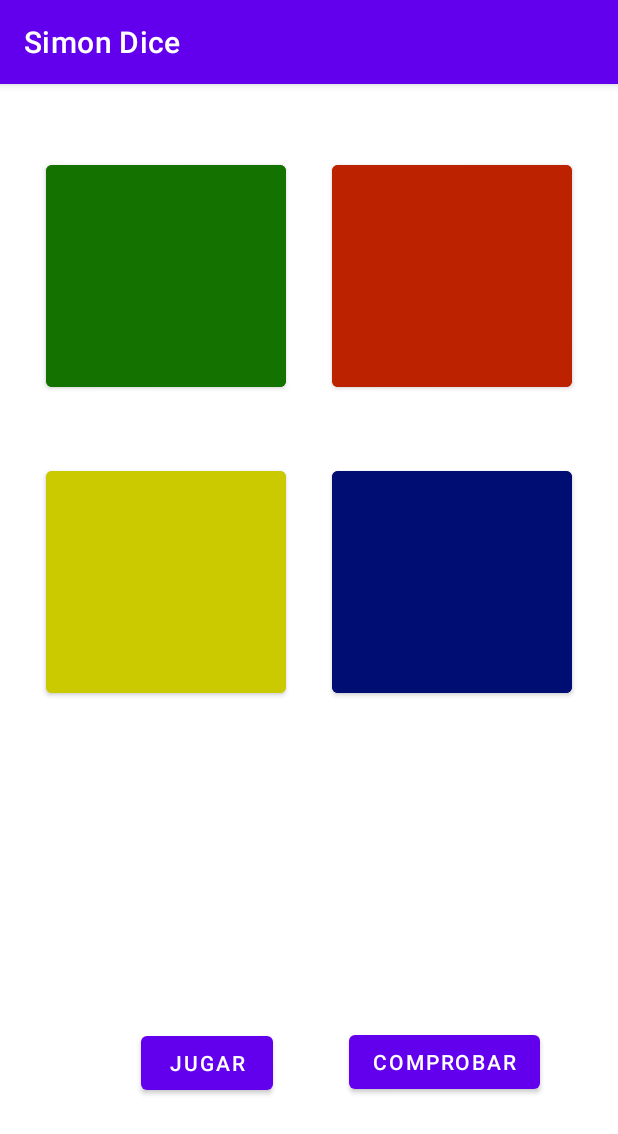
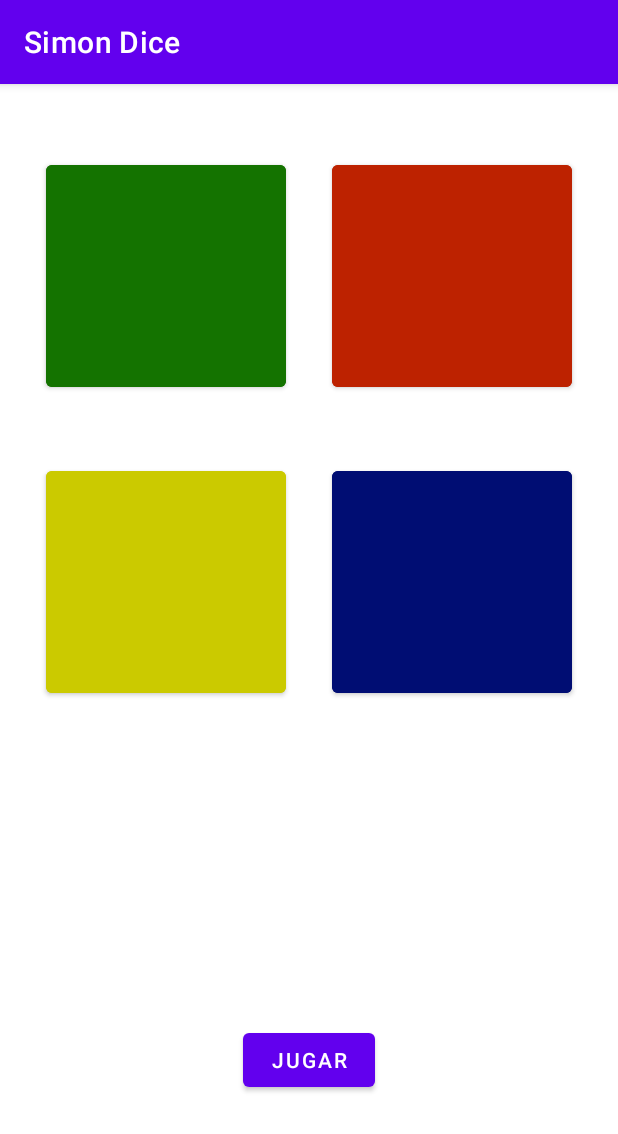
Before and after one commit to jnunesvazquez/Simon_Says, an Android app: the screen it shows after launch (MainActivity), on a phone screen of 412 x 824 dp. Shown: the top 1134 px of the screen. Run offline under Robolectric (Android 15) with nearby library versions, the light colour scheme and no system bars.

Commit message:
Adaptado el funcionamiento del juego sin el boton 'comprobar' (Limpiando codigo)

```diff
--- a/app/src/main/res/layout/activity_main.xml
+++ b/app/src/main/res/layout/activity_main.xml
@@ -78,30 +78,13 @@
         android:id="@+id/play_button"
         android:layout_width="wrap_content"
         android:layout_height="wrap_content"
-        android:layout_marginStart="80dp"
         android:layout_marginTop="35dp"
-        android:layout_marginEnd="230dp"
         android:layout_marginBottom="32dp"
         android:text="@string/play_button"
         app:layout_constraintBottom_toBottomOf="parent"
         app:layout_constraintEnd_toEndOf="parent"
-        app:layout_constraintHorizontal_bias="1.0"
         app:layout_constraintStart_toStartOf="parent"
         app:layout_constraintTop_toBottomOf="@+id/round_number"
-        app:layout_constraintVertical_bias="0.036" />
-
-    <Button
-        android:id="@+id/check_button"
-        android:layout_width="wrap_content"
-        android:layout_height="wrap_content"
-        android:layout_marginStart="180dp"
-        android:layout_marginTop="35dp"
-        android:layout_marginBottom="32dp"
-        android:text="@string/check_button"
-        app:layout_constraintBottom_toBottomOf="parent"
-        app:layout_constraintEnd_toEndOf="parent"
-        app:layout_constraintStart_toStartOf="parent"
-        app:layout_constraintTop_toBottomOf="@+id/round_number"
-        app:layout_constraintVertical_bias="0.024" />
+        app:layout_constraintVertical_bias="0.0" />
 
 </androidx.constraintlayout.widget.ConstraintLayout>
--- a/app/src/main/res/values/strings.xml
+++ b/app/src/main/res/values/strings.xml
@@ -2,7 +2,6 @@
     <string name="app_name">Simon Dice</string>
     <string name="round_number">0</string>
     <string name="play_button">Jugar</string>
-    <string name="check_button">Comprobar</string>
     <string name="red_button">Red</string>
     <string name="blue_button">Blue</string>
     <string name="yellow_button">Yellow</string>
```
Also changed, not shown: app/src/main/java/com/joel/myapplication/MainActivity.kt (+69 -63 lines).
